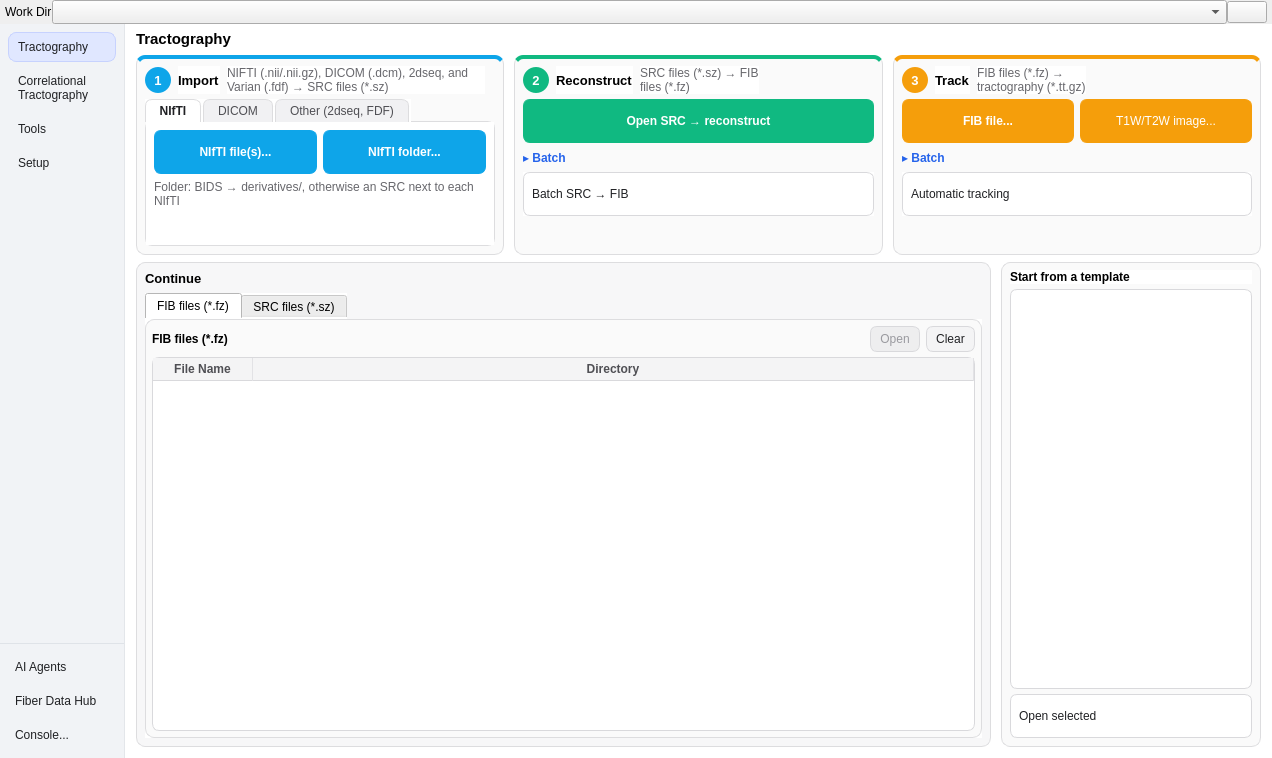
This is mainwindow.ui in frankyeh/DSI-Studio as Qt 5 draws it before an edit. The edited form follows.
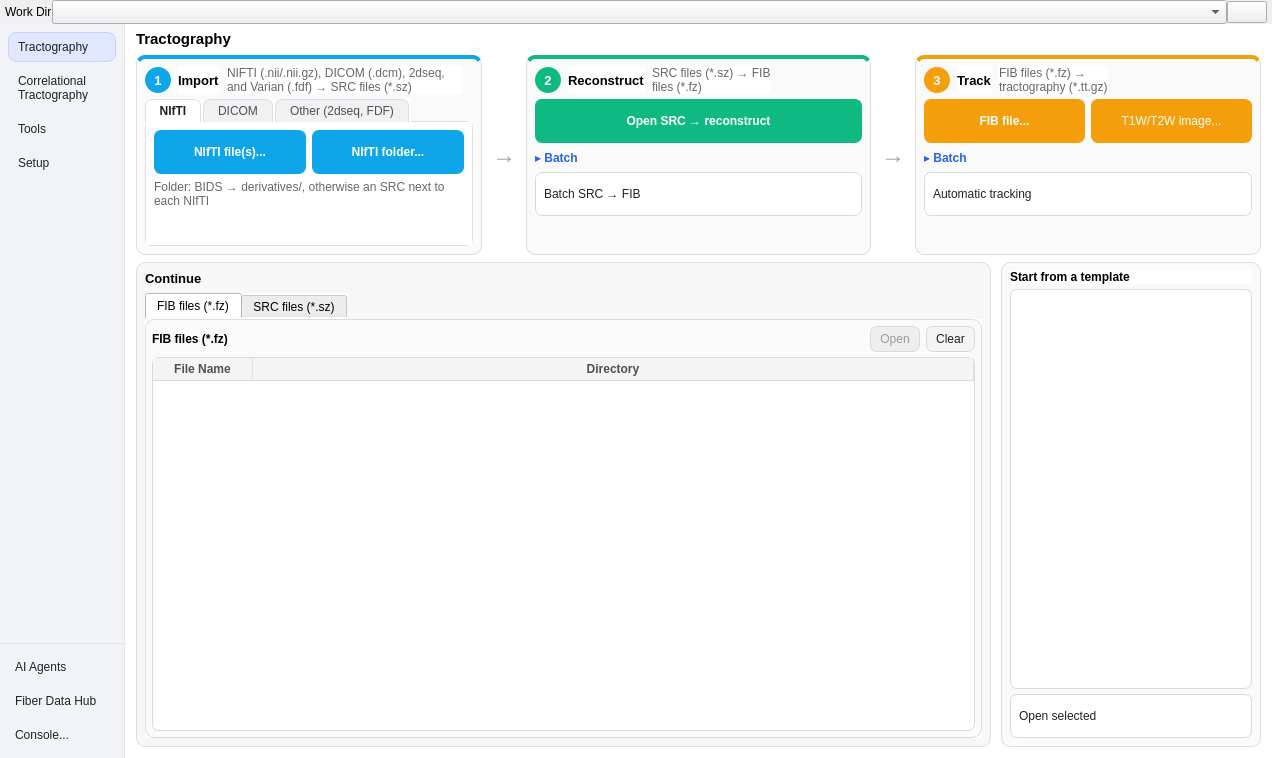
This is the edited form. Icons and pictures are not drawn.

Commit message:
Arrows between the three stage cards on both pages
A muted QLabel arrow sits between the cards of the Tractography and Correlational stage rows
(stretch 1,0,1,0,1). resizeEvent, which already stacks the rows below 1100 px, now also turns
the four arrows from right to down when they stack. No commands or buttons changed.

Not compiled or tested.

```diff
--- a/mainwindow.ui
+++ b/mainwindow.ui
@@ -641,6 +641,15 @@
 }
 QLabel#tract_tracking_badge {
     background-color: #f59e0b;
+}
+QLabel#tract_arrow_1,
+QLabel#tract_arrow_2 {
+    color: #9aa3ad;
+    background-color: transparent;
+    font-size: 18pt;
+    font-weight: bold;
+    min-width: 22px;
+    min-height: 22px;
 }</string>
          </property>
          <layout class="QHBoxLayout" name="tractography_layout">
@@ -712,7 +721,7 @@
                </widget>
               </item>
               <item>
-               <layout class="QHBoxLayout" name="tract_stage_row" stretch="1,1,1">
+               <layout class="QHBoxLayout" name="tract_stage_row" stretch="1,0,1,0,1">
                 <property name="spacing">
                  <number>10</number>
                 </property>
@@ -1101,6 +1110,22 @@
                   </layout>
                  </widget>
                 </item>
+                <item>
+                 <widget class="QLabel" name="tract_arrow_1">
+                  <property name="sizePolicy">
+                   <sizepolicy hsizetype="Fixed" vsizetype="Fixed">
+                    <horstretch>0</horstretch>
+                    <verstretch>0</verstretch>
+                   </sizepolicy>
+                  </property>
+                  <property name="text">
+                   <string>→</string>
+                  </property>
+                  <property name="alignment">
+                   <set>Qt::AlignCenter</set>
+                  </property>
+                 </widget>
+                </item>
                 <item>
                  <widget class="QFrame" name="tract_reconstruction_stage">
                   <layout class="QVBoxLayout" name="tract_reconstruction_layout">
@@ -1262,6 +1287,22 @@
                   </layout>
                  </widget>
                 </item>
+                <item>
+                 <widget class="QLabel" name="tract_arrow_2">
+                  <property name="sizePolicy">
+                   <sizepolicy hsizetype="Fixed" vsizetype="Fixed">
+                    <horstretch>0</horstretch>
+                    <verstretch>0</verstretch>
+                   </sizepolicy>
+                  </property>
+                  <property name="text">
+                   <string>→</string>
+                  </property>
+                  <property name="alignment">
+                   <set>Qt::AlignCenter</set>
+                  </property>
+                 </widget>
+                </item>
                 <item>
                  <widget class="QFrame" name="tract_tracking_stage">
                   <layout class="QVBoxLayout" name="tract_tracking_layout">
```
Left out of the diff: 43 changed lines with no effect on the pictures. The commit also changes 1 other file.
